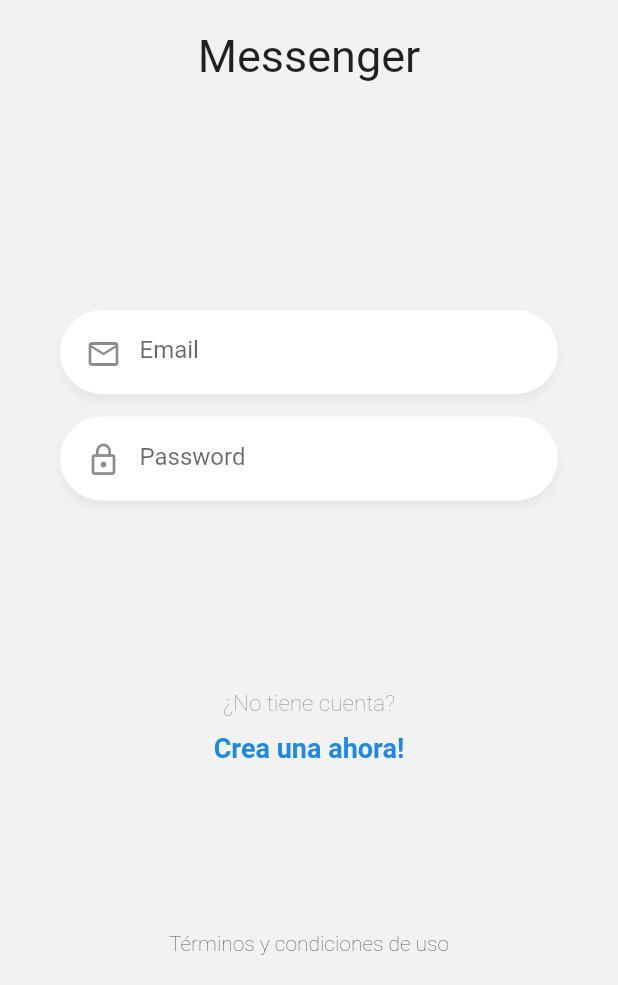
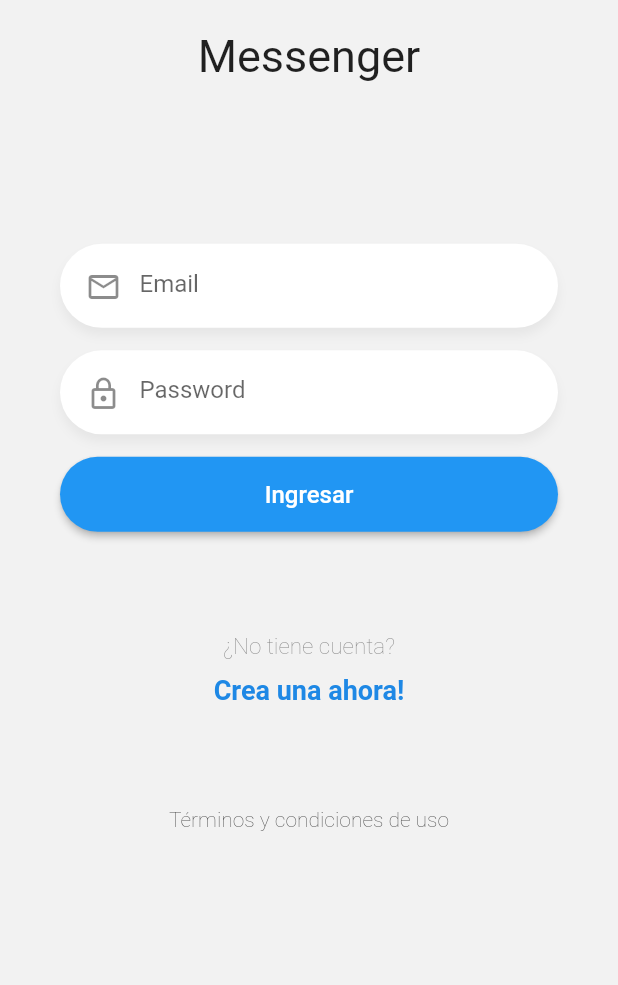
Before and after one commit to gvillegasc/chat_app_flutter, a Flutter app: the screen it shows after launch, on a phone screen of 412 x 824 dp, the part 251-1236 px from its top. Run offline on Flutter 3.47's test engine with Material 2 defaults, Android fonts, the phone set to English and light mode, and no system bars.

Commit message:
Updating login page interface

```diff
--- a/lib/pages/login_page.dart
+++ b/lib/pages/login_page.dart
@@ -1,4 +1,5 @@
 // flutter
+import 'package:chat_app_flutter/widgets/button_blue.dart';
 import 'package:flutter/material.dart';
 
 // widgets
@@ -13,9 +14,15 @@
     return Scaffold(
         backgroundColor: Color(0xffF2F2F2),
         body: SafeArea(
-          child: Column(
-            mainAxisAlignment: MainAxisAlignment.spaceBetween,
-            children: [Logo(), _Form(), Labels(), Terms()],
+          child: SingleChildScrollView(
+            physics: BouncingScrollPhysics(),
+            child: Container(
+              height: MediaQuery.of(context).size.height * 0.9,
+              child: Column(
+                mainAxisAlignment: MainAxisAlignment.spaceBetween,
+                children: [Logo(), _Form(), Labels(), Terms()],
+              ),
+            ),
           ),
         ));
   }
@@ -48,6 +55,13 @@
             keyboardType: TextInputType.text,
             textController: passCtrl,
             isPassword: true,
+          ),
+          ButtonBlue(
+            textButton: "Ingresar",
+            onPressedButton: () {
+              print(emailCtrl.text);
+              print(passCtrl.text);
+            },
           )
         ],
       ),
--- /dev/null
+++ b/lib/widgets/button_blue.dart
@@ -0,0 +1,30 @@
+import 'package:flutter/material.dart';
+
+class ButtonBlue extends StatelessWidget {
+  final String textButton;
+  final Function onPressedButton;
+
+  const ButtonBlue(
+      {Key key, @required this.textButton, @required this.onPressedButton})
+      : super(key: key);
+
+  @override
+  Widget build(BuildContext context) {
+    return RaisedButton(
+      elevation: 2,
+      highlightElevation: 5,
+      color: Colors.blue,
+      shape: StadiumBorder(),
+      onPressed: this.onPressedButton,
+      child: Container(
+        alignment: Alignment.center,
+        width: double.infinity,
+        height: 50,
+        child: Text(
+          this.textButton,
+          style: TextStyle(color: Colors.white, fontSize: 16),
+        ),
+      ),
+    );
+  }
+}
```
